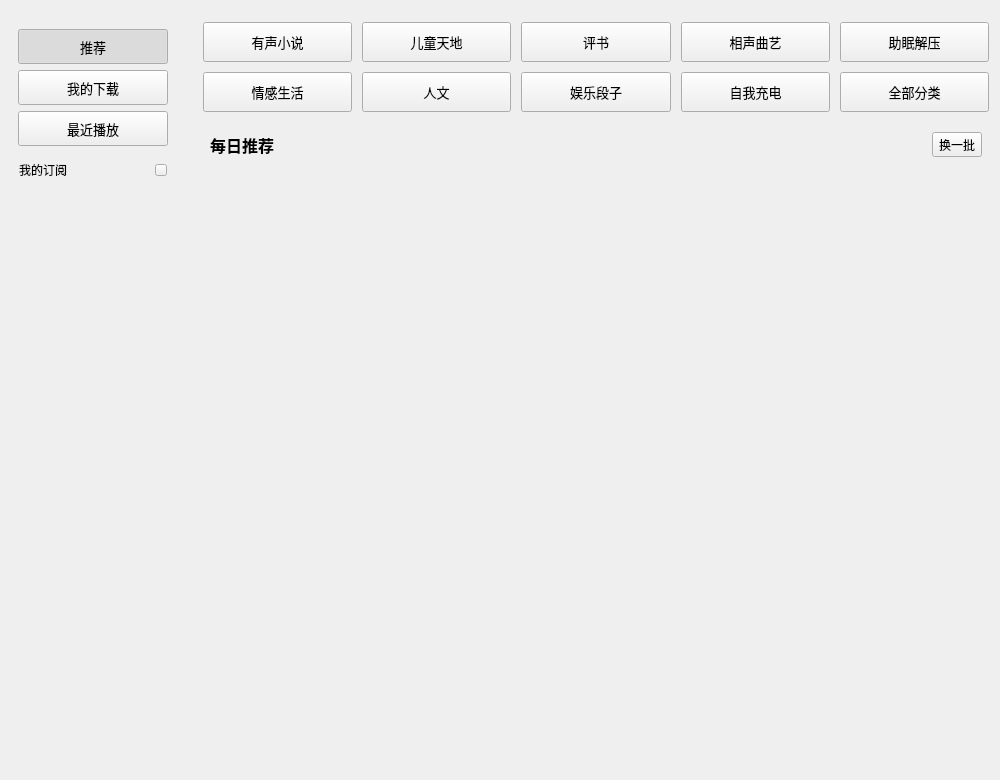
First picture: the form in KuGouStart/ListenBook/ListenBook.ui, repository a-mo-xi-wei/Qt-KuGouAppClient, before the edit.
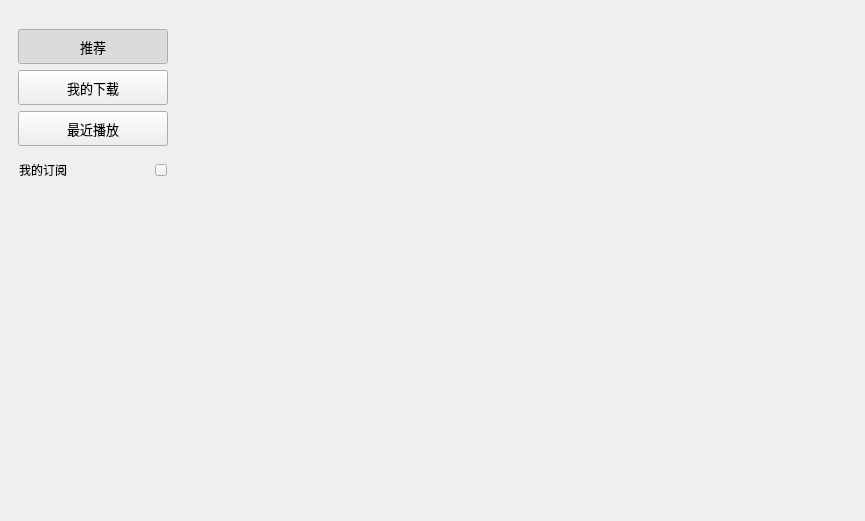
Second picture: the form after the edit. Custom widgets are drawn as their Qt base class.

Commit message: 听书主界面OK

What changed in the file:
```diff
--- a/KuGouStart/ListenBook/ListenBook.ui
+++ b/KuGouStart/ListenBook/ListenBook.ui
@@ -6,8 +6,8 @@
    <rect>
     <x>0</x>
     <y>0</y>
-    <width>1000</width>
-    <height>780</height>
+    <width>865</width>
+    <height>521</height>
    </rect>
   </property>
   <property name="windowTitle">
@@ -208,466 +208,23 @@
     </widget>
    </item>
    <item>
-    <widget class="QWidget" name="widget_4" native="true">
-     <layout class="QVBoxLayout" name="verticalLayout_3">
-      <item>
-       <widget class="QWidget" name="classify_widget" native="true">
-        <layout class="QGridLayout" name="gridLayout">
-         <property name="leftMargin">
-          <number>2</number>
-         </property>
-         <property name="topMargin">
-          <number>2</number>
-         </property>
-         <property name="rightMargin">
-          <number>2</number>
-         </property>
-         <property name="bottomMargin">
-          <number>5</number>
-         </property>
-         <property name="spacing">
-          <number>10</number>
-         </property>
-         <item row="0" column="3">
-          <widget class="QToolButton" name="toolButton_8">
-           <property name="sizePolicy">
-            <sizepolicy hsizetype="Expanding" vsizetype="Fixed">
-             <horstretch>0</horstretch>
-             <verstretch>0</verstretch>
-            </sizepolicy>
-           </property>
-           <property name="minimumSize">
-            <size>
-             <width>0</width>
-             <height>40</height>
-            </size>
-           </property>
-           <property name="maximumSize">
-            <size>
-             <width>16777215</width>
-             <height>40</height>
-            </size>
-           </property>
-           <property name="font">
-            <font>
-             <pointsize>10</pointsize>
-            </font>
-           </property>
-           <property name="cursor">
-            <cursorShape>PointingHandCursor</cursorShape>
-           </property>
-           <property name="text">
-            <string>相声曲艺</string>
-           </property>
-          </widget>
-         </item>
-         <item row="1" column="2">
-          <widget class="QToolButton" name="toolButton_13">
-           <property name="sizePolicy">
-            <sizepolicy hsizetype="Expanding" vsizetype="Fixed">
-             <horstretch>0</horstretch>
-             <verstretch>0</verstretch>
-            </sizepolicy>
-           </property>
-           <property name="minimumSize">
-            <size>
-             <width>0</width>
-             <height>40</height>
-            </size>
-           </property>
-           <property name="maximumSize">
-            <size>
-             <width>16777215</width>
-             <height>40</height>
-            </size>
-           </property>
-           <property name="font">
-            <font>
-             <pointsize>10</pointsize>
-            </font>
-           </property>
-           <property name="cursor">
-            <cursorShape>PointingHandCursor</cursorShape>
-           </property>
-           <property name="text">
-            <string>娱乐段子</string>
-           </property>
-          </widget>
-         </item>
-         <item row="0" column="4">
-          <widget class="QToolButton" name="toolButton_9">
-           <property name="sizePolicy">
-            <sizepolicy hsizetype="Expanding" vsizetype="Fixed">
-             <horstretch>0</horstretch>
-             <verstretch>0</verstretch>
-            </sizepolicy>
-           </property>
-           <property name="minimumSize">
-            <size>
-             <width>0</width>
-             <height>40</height>
-            </size>
-           </property>
-           <property name="maximumSize">
-            <size>
-             <width>16777215</width>
-             <height>40</height>
-            </size>
-           </property>
-           <property name="font">
-            <font>
-             <pointsize>10</pointsize>
-            </font>
-           </property>
-           <property name="cursor">
-            <cursorShape>PointingHandCursor</cursorShape>
-           </property>
-           <property name="text">
-            <string>助眠解压</string>
-           </property>
-          </widget>
-         </item>
-         <item row="1" column="1">
-          <widget class="QToolButton" name="toolButton_12">
-           <property name="sizePolicy">
-            <sizepolicy hsizetype="Expanding" vsizetype="Fixed">
-             <horstretch>0</horstretch>
-             <verstretch>0</verstretch>
-            </sizepolicy>
-           </property>
-           <property name="minimumSize">
-            <size>
-             <width>0</width>
-             <height>40</height>
-            </size>
-           </property>
-           <property name="maximumSize">
-            <size>
-             <width>16777215</width>
-             <height>40</height>
-            </size>
-           </property>
-           <property name="font">
-            <font>
-             <pointsize>10</pointsize>
-            </font>
-           </property>
-           <property name="cursor">
-            <cursorShape>PointingHandCursor</cursorShape>
-           </property>
-           <property name="text">
-            <string>人文</string>
-           </property>
-          </widget>
-         </item>
-         <item row="0" column="0">
-          <widget class="QToolButton" name="toolButton_5">
-           <property name="sizePolicy">
-            <sizepolicy hsizetype="Expanding" vsizetype="Fixed">
-             <horstretch>0</horstretch>
-             <verstretch>0</verstretch>
-            </sizepolicy>
-           </property>
-           <property name="minimumSize">
-            <size>
-             <width>0</width>
-             <height>40</height>
-            </size>
-           </property>
-           <property name="maximumSize">
-            <size>
-             <width>16777215</width>
-             <height>40</height>
-            </size>
-           </property>
-           <property name="font">
-            <font>
-             <pointsize>10</pointsize>
-            </font>
-           </property>
-           <property name="cursor">
-            <cursorShape>PointingHandCursor</cursorShape>
-           </property>
-           <property name="text">
-            <string>有声小说</string>
-           </property>
-          </widget>
-         </item>
-         <item row="1" column="4">
-          <widget class="IconBesideTextToolButton" name="all_classify_toolButton">
-           <property name="sizePolicy">
-            <sizepolicy hsizetype="Expanding" vsizetype="Fixed">
-             <horstretch>0</horstretch>
-             <verstretch>0</verstretch>
-            </sizepolicy>
-           </property>
-           <property name="minimumSize">
-            <size>
-             <width>0</width>
-             <height>40</height>
-            </size>
-           </property>
-           <property name="maximumSize">
-            <size>
-             <width>16777215</width>
-             <height>40</height>
-            </size>
-           </property>
-           <property name="font">
-            <font>
-             <family>Microsoft YaHei UI</family>
-             <pointsize>10</pointsize>
-            </font>
-           </property>
-           <property name="cursor">
-            <cursorShape>PointingHandCursor</cursorShape>
-           </property>
-           <property name="text">
-            <string>全部分类</string>
-           </property>
-          </widget>
-         </item>
-         <item row="1" column="3">
-          <widget class="QToolButton" name="toolButton_11">
-           <property name="sizePolicy">
-            <sizepolicy hsizetype="Expanding" vsizetype="Fixed">
-             <horstretch>0</horstretch>
-             <verstretch>0</verstretch>
-            </sizepolicy>
-           </property>
-           <property name="minimumSize">
-            <size>
-             <width>0</width>
-             <height>40</height>
-            </size>
-           </property>
-           <property name="maximumSize">
-            <size>
-             <width>16777215</width>
-             <height>40</height>
-            </size>
-           </property>
-           <property name="font">
-            <font>
-             <family>Microsoft YaHei UI</family>
-             <pointsize>10</pointsize>
-            </font>
-           </property>
-           <property name="cursor">
-            <cursorShape>PointingHandCursor</cursorShape>
-           </property>
-           <property name="text">
-            <string>自我充电</string>
-           </property>
-          </widget>
-         </item>
-         <item row="1" column="0">
-          <widget class="QToolButton" name="toolButton_10">
-           <property name="sizePolicy">
-            <sizepolicy hsizetype="Expanding" vsizetype="Fixed">
-             <horstretch>0</horstretch>
-             <verstretch>0</verstretch>
-            </sizepolicy>
-           </property>
-           <property name="minimumSize">
-            <size>
-             <width>0</width>
-             <height>40</height>
-            </size>
-           </property>
-           <property name="maximumSize">
-            <size>
-             <width>16777215</width>
-             <height>40</height>
-            </size>
-           </property>
-           <property name="font">
-            <font>
-             <pointsize>10</pointsize>
-            </font>
-           </property>
-           <property name="cursor">
-            <cursorShape>PointingHandCursor</cursorShape>
-           </property>
-           <property name="text">
-            <string>情感生活</string>
-           </property>
-          </widget>
-         </item>
-         <item row="0" column="2">
-          <widget class="QToolButton" name="toolButton_7">
-           <property name="sizePolicy">
-            <sizepolicy hsizetype="Expanding" vsizetype="Fixed">
-             <horstretch>0</horstretch>
-             <verstretch>0</verstretch>
-            </sizepolicy>
-           </property>
-           <property name="minimumSize">
-            <size>
-             <width>0</width>
-             <height>40</height>
-            </size>
-           </property>
-           <property name="maximumSize">
-            <size>
-             <width>16777215</width>
-             <height>40</height>
-            </size>
-           </property>
-           <property name="font">
-            <font>
-             <pointsize>10</pointsize>
-            </font>
-           </property>
-           <property name="cursor">
-            <cursorShape>PointingHandCursor</cursorShape>
-           </property>
-           <property name="text">
-            <string>评书</string>
-           </property>
-          </widget>
-         </item>
-         <item row="0" column="1">
-          <widget class="QToolButton" name="toolButton_6">
-           <property name="sizePolicy">
-            <sizepolicy hsizetype="Expanding" vsizetype="Fixed">
-             <horstretch>0</horstretch>
-             <verstretch>0</verstretch>
-            </sizepolicy>
-           </property>
-           <property name="minimumSize">
-            <size>
-             <width>0</width>
-             <height>40</height>
-            </size>
-           </property>
-           <property name="maximumSize">
-            <size>
-             <width>16777215</width>
-             <height>40</height>
-            </size>
-           </property>
-           <property name="font">
-            <font>
-             <pointsize>10</pointsize>
-            </font>
-           </property>
-           <property name="cursor">
-            <cursorShape>PointingHandCursor</cursorShape>
-           </property>
-           <property name="text">
-            <string>儿童天地</string>
-           </property>
-          </widget>
-         </item>
-        </layout>
-       </widget>
-      </item>
-      <item>
-       <widget class="QWidget" name="title_widget" native="true">
-        <layout class="QHBoxLayout" name="horizontalLayout_2">
-         <item>
-          <widget class="QLabel" name="label_2">
-           <property name="font">
-            <font>
-             <pointsize>12</pointsize>
-             <bold>true</bold>
-            </font>
-           </property>
-           <property name="text">
-            <string>每日推荐</string>
-           </property>
-          </widget>
-         </item>
-         <item>
-          <spacer name="horizontalSpacer">
-           <property name="orientation">
-            <enum>Qt::Horizontal</enum>
-           </property>
-           <property name="sizeHint" stdset="0">
-            <size>
-             <width>641</width>
-             <height>20</height>
-            </size>
-           </property>
-          </spacer>
-         </item>
-         <item>
-          <widget class="QToolButton" name="refresh_toolButton">
-           <property name="cursor">
-            <cursorShape>PointingHandCursor</cursorShape>
-           </property>
-           <property name="text">
-            <string>换一批</string>
-           </property>
-           <property name="toolButtonStyle">
-            <enum>Qt::ToolButtonTextBesideIcon</enum>
-           </property>
-          </widget>
-         </item>
-        </layout>
-       </widget>
-      </item>
-      <item>
-       <widget class="QWidget" name="table_widget" native="true">
-        <property name="minimumSize">
-         <size>
-          <width>0</width>
-          <height>100</height>
-         </size>
-        </property>
-       </widget>
-      </item>
-      <item>
-       <widget class="QWidget" name="rank_widget" native="true">
-        <property name="minimumSize">
-         <size>
-          <width>0</width>
-          <height>101</height>
-         </size>
-        </property>
-        <layout class="QHBoxLayout" name="horizontalLayout_3">
-         <item>
-          <widget class="QWidget" name="widget_7" native="true"/>
-         </item>
-         <item>
-          <widget class="QWidget" name="widget_8" native="true"/>
-         </item>
-         <item>
-          <widget class="QWidget" name="widget_9" native="true"/>
-         </item>
-        </layout>
-       </widget>
-      </item>
-      <item>
-       <widget class="QWidget" name="widget_6" native="true">
-        <layout class="QVBoxLayout" name="verticalLayout_4">
-         <item>
-          <spacer name="verticalSpacer_2">
-           <property name="orientation">
-            <enum>Qt::Vertical</enum>
-           </property>
-           <property name="sizeHint" stdset="0">
-            <size>
-             <width>20</width>
-             <height>534</height>
-            </size>
-           </property>
-          </spacer>
-         </item>
-        </layout>
-       </widget>
-      </item>
-     </layout>
+    <widget class="MyStackedWidget" name="stackedWidget">
+     <property name="sizePolicy">
+      <sizepolicy hsizetype="Expanding" vsizetype="Expanding">
+       <horstretch>0</horstretch>
+       <verstretch>0</verstretch>
+      </sizepolicy>
+     </property>
     </widget>
    </item>
   </layout>
  </widget>
  <customwidgets>
   <customwidget>
-   <class>IconBesideTextToolButton</class>
-   <extends>QToolButton</extends>
-   <header>IconBesideTextToolButton.h</header>
+   <class>MyStackedWidget</class>
+   <extends>QStackedWidget</extends>
+   <header>MyStackedWidget.h</header>
+   <container>1</container>
   </customwidget>
  </customwidgets>
  <resources/>
```
Left out of the diff: 6 changed lines with no effect on the pictures. The commit also changes 4 other files.
